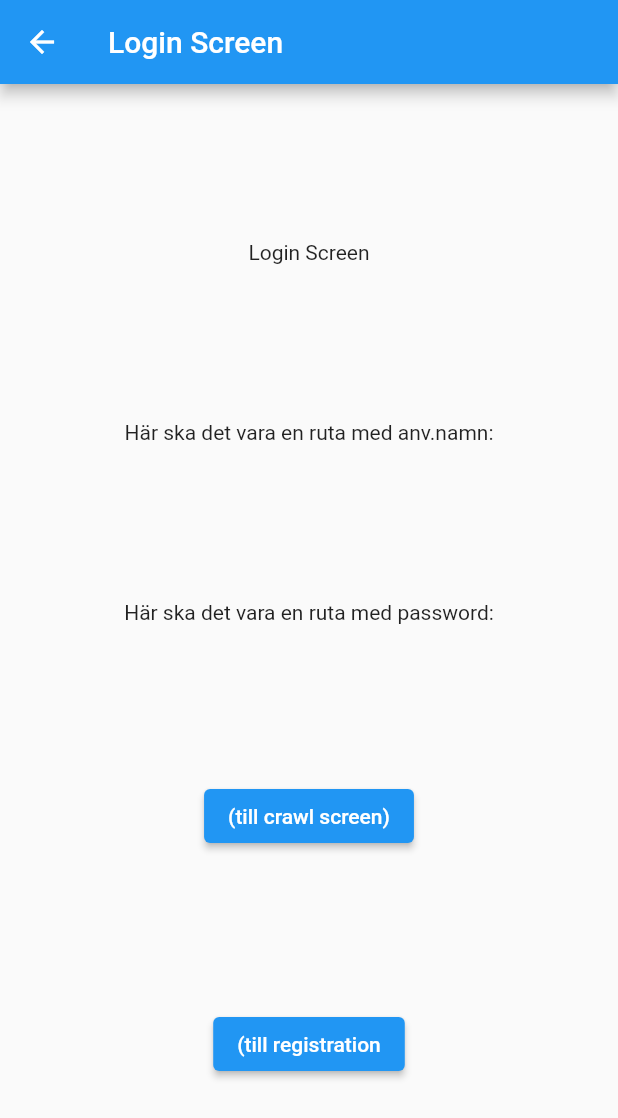
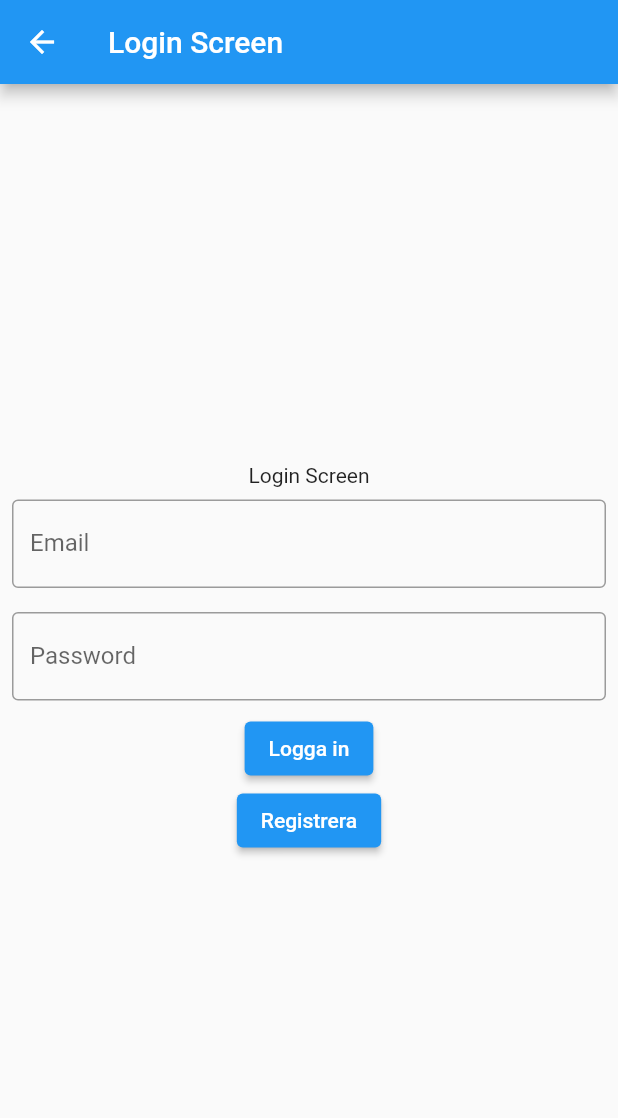
Before and after one commit to gu-tig169-ht21/grupp4, a Flutter app: the CrawlView screen opened directly, after a tap on "(till login", on a phone screen of 412 x 824 dp. Shown: the top 1118 px of the screen. Run offline on Flutter 3.47's test engine with Material 2 defaults, Android fonts, the phone set to English and light mode, and no system bars; our stand-ins replace firebase_auth, firebase_core; accounts and stored records are empty.

Commit message:
Added login, added register, added logout

```diff
--- /dev/null
+++ b/lib/Authenticate/active_user.dart
@@ -0,0 +1,4 @@
+class ActiveUser {
+  final String uid;
+  ActiveUser({required this.uid});
+}
--- /dev/null
+++ b/lib/Authenticate/authenticate.dart
@@ -0,0 +1,47 @@
+// ignore_for_file: file_names
+
+import 'package:flutter/material.dart';
+import 'package:firebase_auth/firebase_auth.dart';
+import 'package:firebase_core/firebase_core.dart';
+import 'package:my_first_app/Authenticate/active_user.dart';
+import 'package:provider/provider.dart';
+
+class AuthenticationService {
+  final FirebaseAuth _authenticator;
+
+  AuthenticationService(this._authenticator);
+
+  ActiveUser? fromFirebaseUser(User user) {
+    return user != null ? ActiveUser(uid: user.uid) : null;
+  }
+
+  Stream<User?> get authstatechanges => _authenticator.authStateChanges();
+
+  // ignore: non_constant_identifier_names
+  Future SignIn({required String email, required String password}) async {
+    try {
+      await _authenticator.signInWithEmailAndPassword(
+          email: email, password: password);
+      return "Signed in";
+    } on FirebaseAuthException catch (error) {
+      return error.message.toString();
+    }
+  }
+
+  // ignore: non_constant_identifier_names
+  Future<String?> SignUp(
+      {required String email, required String password}) async {
+    try {
+      UserCredential result = await _authenticator
+          .createUserWithEmailAndPassword(email: email, password: password);
+      User? user = result.user;
+      return "Signed Up!";
+    } on FirebaseAuthException catch (error) {
+      return error.message.toString();
+    }
+  }
+
+  Future<void> signOut() async {
+    await _authenticator.signOut();
+  }
+}
--- a/lib/login_screen.dart
+++ b/lib/login_screen.dart
@@ -1,32 +1,90 @@
 import 'package:flutter/material.dart';
-import 'package:my_first_app/register.dart';
+import 'package:my_first_app/Authenticate/Authenticate.dart';
+import 'package:my_first_app/register_user.dart';
+import 'package:provider/provider.dart';
+import 'package:firebase_core/firebase_core.dart';
+import 'package:firebase_auth/firebase_auth.dart';
 
 import 'crawl_view.dart';
 
-class LoginScreen extends StatelessWidget {
+bool showLogout = false;
+
+class LoginScreen extends StatefulWidget {
+  @override
+  State<LoginScreen> createState() => _LoginScreenState();
+}
+
+class _LoginScreenState extends State<LoginScreen> {
   @override
   Widget build(BuildContext context) {
+    TextEditingController _email = TextEditingController();
+    TextEditingController _password = TextEditingController();
     return Scaffold(
         appBar: AppBar(
           title: Text('Login Screen'),
+          actions: [
+            Visibility(
+              visible: showLogout,
+              child: ElevatedButton(
+                onPressed: () async {
+                  await context.read<AuthenticationService>().signOut();
+                  if (FirebaseAuth.instance.currentUser == null) {
+                    showLogout = false;
+                    setState(() {});
+                  }
+                },
+                child: Text('Logga ut'),
+              ),
+            ),
+          ],
         ),
         body: Center(
+          child: SingleChildScrollView(
             child: Column(
               mainAxisAlignment: MainAxisAlignment.spaceEvenly,
               children: [
                 Text('Login Screen'),
-              Text('Här ska det vara en ruta med anv.namn:'),
-              Text('Här ska det vara en ruta med password:'),
-              ElevatedButton(
-                child: Text('(till crawl screen)'),
-                onPressed: () => Navigator.pop(context),
+                Padding(
+                  padding: const EdgeInsets.all(8.0),
+                  child: TextField(
+                    controller: _email,
+                    decoration: InputDecoration(
+                        labelText: 'Email', border: OutlineInputBorder()),
+                  ),
+                ),
+                Padding(
+                  padding: const EdgeInsets.all(8.0),
+                  child: TextField(
+                    controller: _password,
+                    decoration: InputDecoration(
+                        labelText: 'Password', border: OutlineInputBorder()),
+                  ),
                 ),
                 ElevatedButton(
-                child: Text('(till registration'),
-                onPressed: () => Navigator.of(context)
-                    .push(MaterialPageRoute(builder: (context) => Register())),
+                  child: Text('Logga in'),
+                  onPressed: () async {
+                    //LOGGA IN
+                    await context
+                        .read<AuthenticationService>()
+                        .SignIn(email: _email.text, password: _password.text);
+                    print('Firebase USER INFO: ' +
+                        FirebaseAuth.instance.currentUser.toString());
+                    var user = FirebaseAuth.instance.currentUser;
+                    if (user != null) {
+                      showLogout = true;
+                      setState(() {});
+                      Navigator.of(context).push(
+                          MaterialPageRoute(builder: (context) => CrawlView()));
+                    }
+                  },
+                ),
+                ElevatedButton(
+                  child: Text('Registrera'),
+                  onPressed: () => Navigator.of(context).push(
+                      MaterialPageRoute(builder: (context) => Register())),
                 ),
               ],
+            ),
           ),
         ));
   }
--- a/pubspec.yaml
+++ b/pubspec.yaml
@@ -36,6 +36,9 @@ dependencies:
   cupertino_icons: ^1.0.2
   firebase_core: ^1.10.5
   firebase_auth: ^3.3.3
+  provider: ^6.0.1
+  cloud_firestore: ^3.1.4
+
 
 dev_dependencies:
   flutter_test:
```
Also changed, not shown: lib/main.dart (+16 -2 lines), lib/register.dart (deleted, +0 -26 lines), lib/register_user.dart (added, +57 -0 lines), pubspec.lock. Lines whose indentation alone changed are shown as unchanged.
